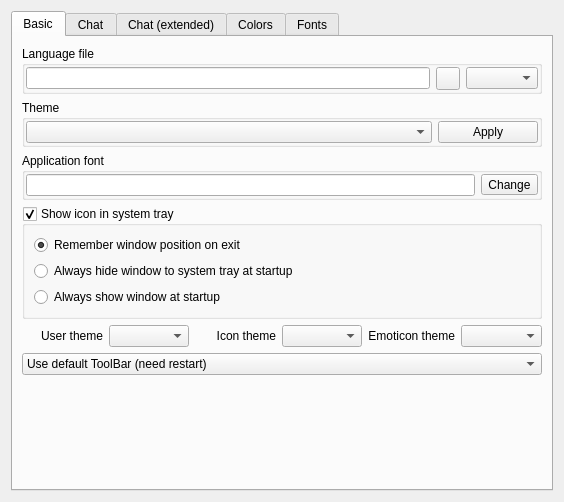
The window that eiskaltdcpp-qt/ui/UISettingsGUI.ui (eiskaltdcpp/eiskaltdcpp) describes before a commit, drawn with Qt 5.
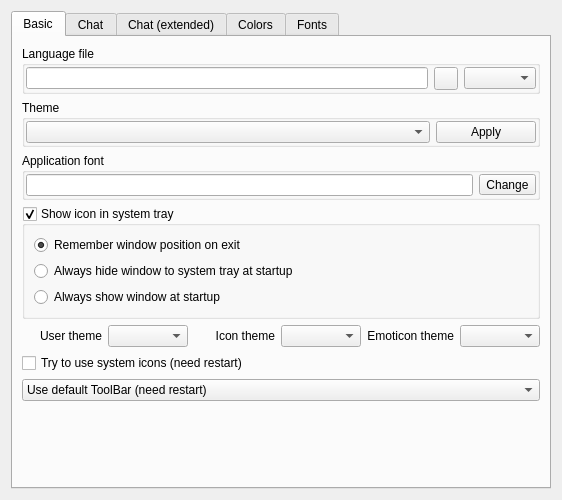
The same window after the commit. Custom widgets are drawn as their Qt base class.

Commit message: EiskaltDC++ Qt: 	* Using system icon theme without recompilation (Qt >= 4.6)

```diff
--- a/eiskaltdcpp-qt/ui/UISettingsGUI.ui
+++ b/eiskaltdcpp-qt/ui/UISettingsGUI.ui
@@ -6,8 +6,8 @@
    <rect>
     <x>0</x>
     <y>0</y>
-    <width>564</width>
-    <height>502</height>
+    <width>562</width>
+    <height>500</height>
    </rect>
   </property>
   <property name="windowTitle">
@@ -194,6 +194,13 @@
          </item>
         </layout>
        </item>
+       <item>
+        <widget class="QCheckBox" name="checkBox_ICONTHEME">
+         <property name="text">
+          <string>Try to use system icons (need restart)</string>
+         </property>
+        </widget>
+       </item>
        <item>
         <widget class="QComboBox" name="comboBox_TABBAR">
          <item>
```
The commit also changes 3 other files.
